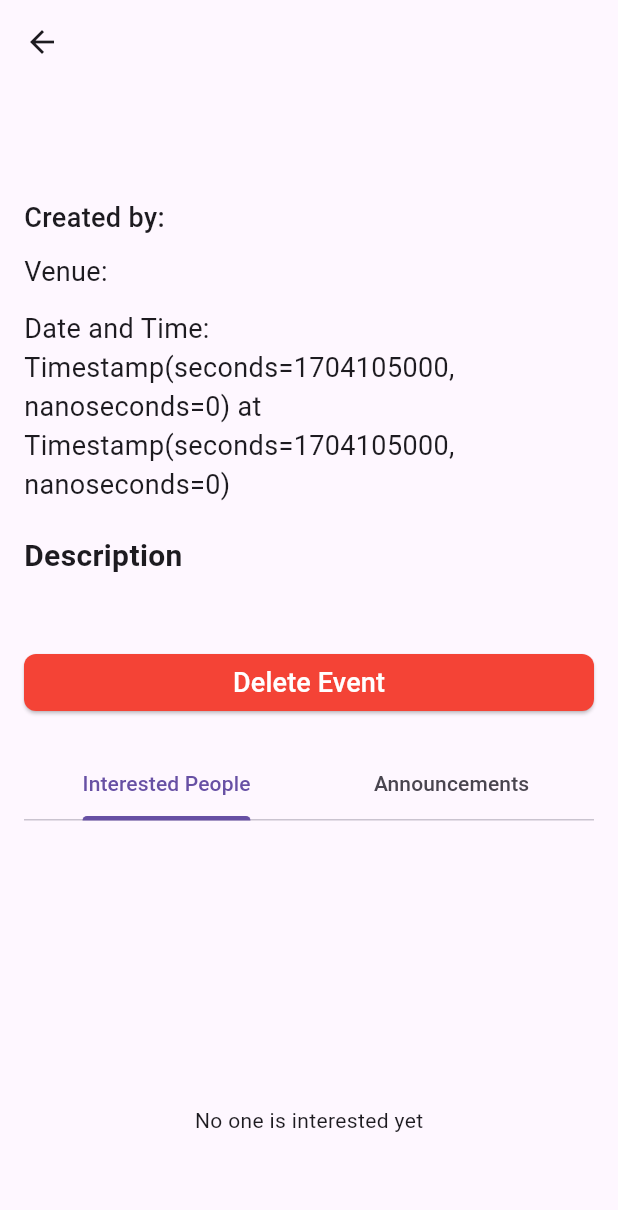
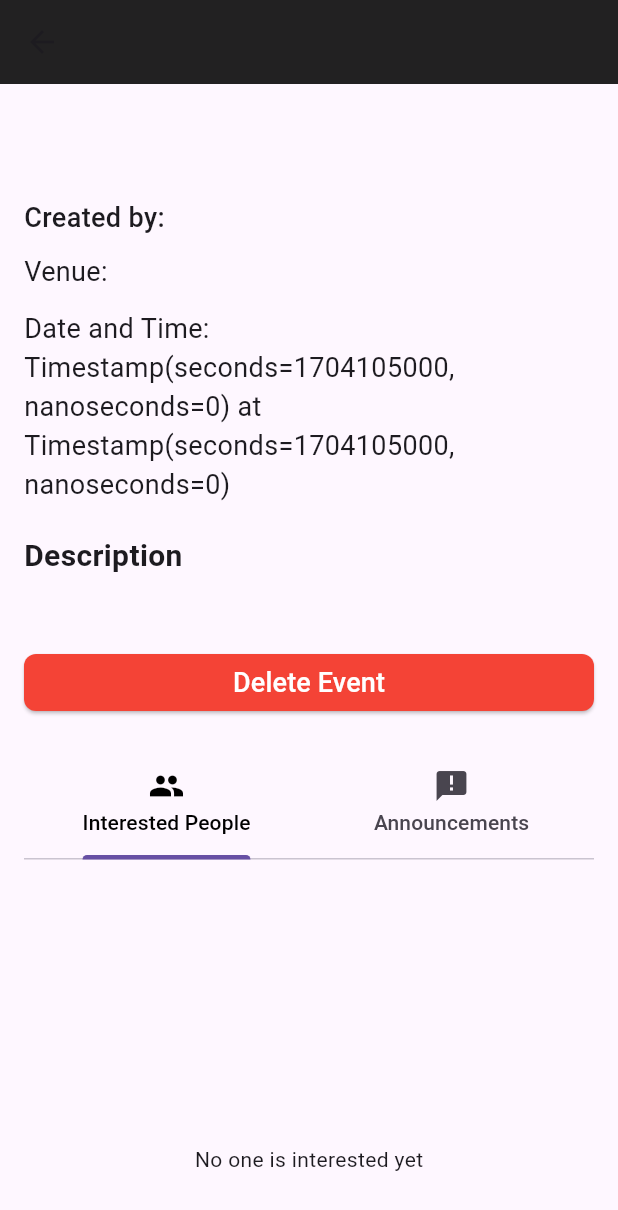
Before and after one commit to abhirammmmm/CogniHive, a Flutter app: the ViewEventPage screen opened directly with empty values, on a phone screen of 412 x 824 dp. Shown: the top 1210 px of the screen. Run offline on Flutter 3.47's test engine with Material 3 defaults, Android fonts, the phone set to English and light mode, and no system bars; our stand-ins replace cloud_firestore, firebase_auth, firebase_core; accounts and stored records are empty.

Commit message:
bug fixes

```diff
--- a/lib/screens/home/view_event_page.dart
+++ b/lib/screens/home/view_event_page.dart
@@ -1,5 +1,3 @@
-// ignore_for_file: prefer_const_constructors
-
 import 'package:cloud_firestore/cloud_firestore.dart';
 import 'package:firebase_auth/firebase_auth.dart';
 import 'package:flutter/material.dart';
@@ -37,8 +35,8 @@ class _ViewEventPageState extends State<ViewEventPage>
     var themeData = Theme.of(context);
     return Scaffold(
       appBar: AppBar(
-        backgroundColor: themeData.appBarTheme.backgroundColor,
-        iconTheme: themeData.appBarTheme.iconTheme,
+        title: Text(''),
+        backgroundColor: Colors.black87,
       ),
       body: SingleChildScrollView(
         padding: const EdgeInsets.all(16.0),
@@ -56,11 +54,23 @@ class _ViewEventPageState extends State<ViewEventPage>
             SizedBox(height: 20),
             TabBar(
               controller: _tabController,
+              labelColor: Theme.of(context).brightness == Brightness.dark
+                  ? Colors.white
+                  : Colors.black,
               tabs: [
-                Tab(text: 'Interested People'),
-                Tab(text: 'Announcements'),
+                Tab(
+                  text: 'Interested People',
+                  icon: Icon(Icons.people),
+                ),
+                Tab(
+                  text: 'Announcements',
+                  icon: Icon(Icons.announcement),
+                ),
               ],
             ),
+
+
+
             Container(
               height: 400, // Adjust the height as needed
               child: TabBarView(
--- a/lib/screens/home/your_events_page.dart
+++ b/lib/screens/home/your_events_page.dart
@@ -1,5 +1,3 @@
-// ignore_for_file: prefer_const_constructors
-
 import 'package:flutter/material.dart';
 import 'package:cloud_firestore/cloud_firestore.dart';
 import 'package:firebase_auth/firebase_auth.dart';
```
